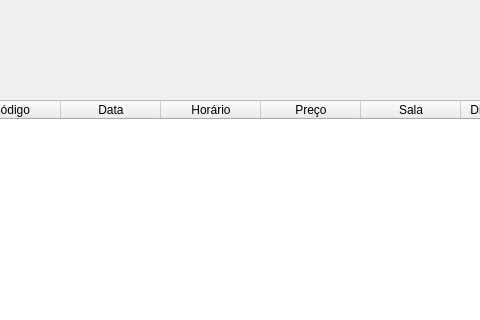
Qt form ui/viewEventos.ui (PedroAugustoRamalhoDuarte/Trabalho-TP1) before a commit; both pictures show x 100 to 580 and y 0 to 320 of the 772 by 506 pixel window.
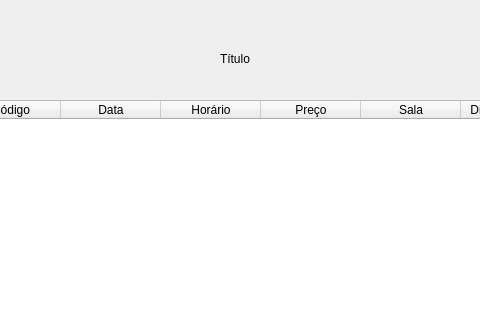
The same form after that commit. The open tabs and pages were chosen to show the change.

```diff
--- a/ui/viewEventos.ui
+++ b/ui/viewEventos.ui
@@ -757,6 +757,19 @@
        </property>
       </column>
      </widget>
+     <widget class="QLabel" name="tituloApresentacao">
+      <property name="geometry">
+       <rect>
+        <x>320</x>
+        <y>40</y>
+        <width>41</width>
+        <height>17</height>
+       </rect>
+      </property>
+      <property name="text">
+       <string>Título</string>
+      </property>
+     </widget>
     </widget>
    </widget>
   </widget>
```
Left out of the diff: 2 changed lines with no effect on the pictures.
